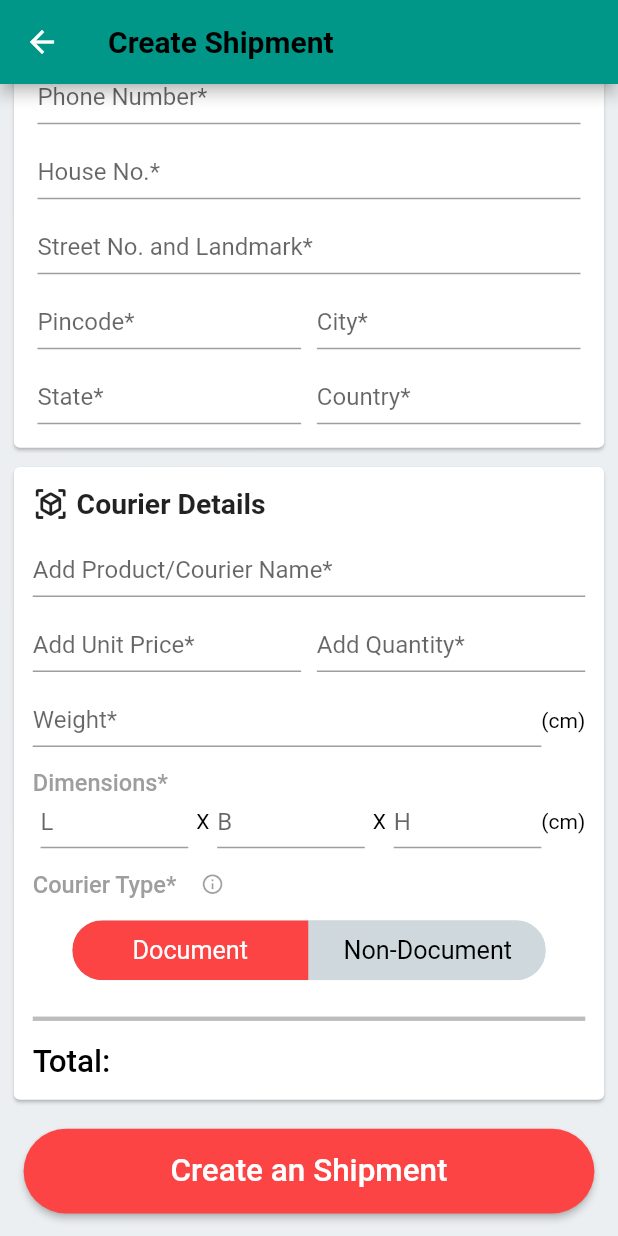
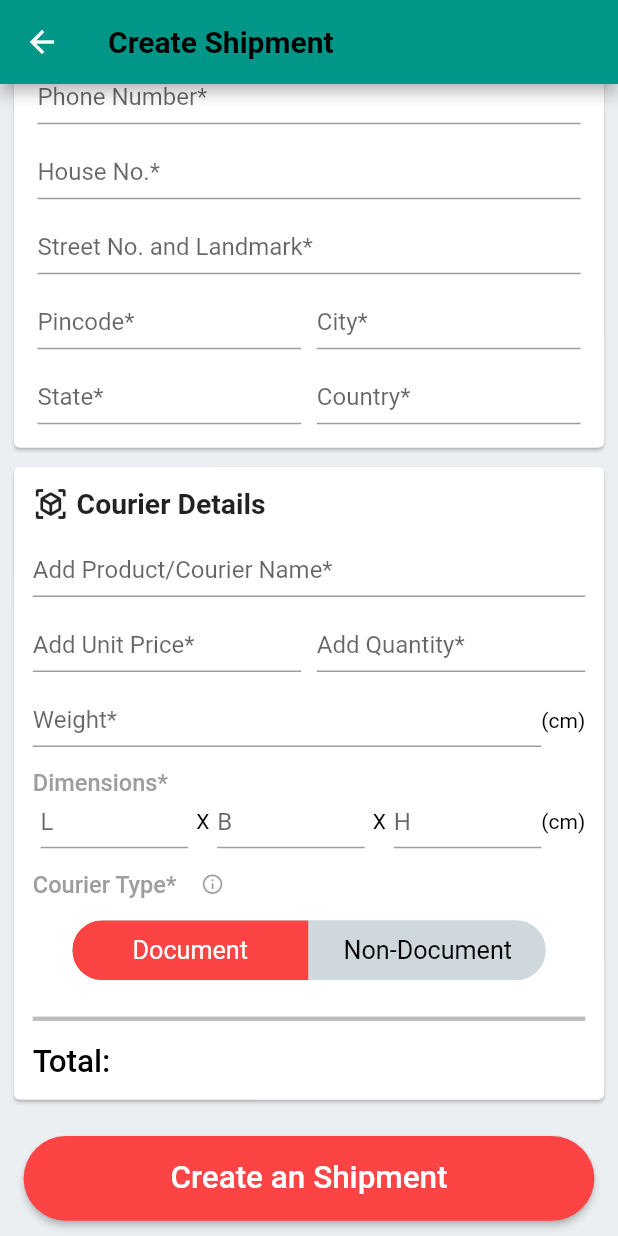
Before and after one commit to whattadarsh/courierManagementSystem, a Flutter app: the CreateShipment screen opened by its route, scrolled down 268 dp, on a phone screen of 412 x 824 dp. Run offline on Flutter 3.47's test engine with Material 2 defaults, Android fonts, the phone set to English and light mode, and no system bars; drawn by our look-alikes of toggle_switch; our stand-ins replace flutter_screenutil; missing offline and left inert: firebase; accounts and stored records are empty.

Commit message:
[UPDATE] create_shipment.dart
Completed frontend on the Create Shipment Page

```diff
--- a/lib/modules/customer/features/shipment/screens/create_shipment.dart
+++ b/lib/modules/customer/features/shipment/screens/create_shipment.dart
@@ -59,7 +59,7 @@ class _CreateShipmentState extends State<CreateShipment> {
                 /// Product Details
                 _productDetailsCard(),
                 SizedBox(
-                  height: 5.h,
+                  height: 10.h,
                 ),
                 createOrderButton(),
               ],
```
Lines whose indentation alone changed are shown as unchanged.
